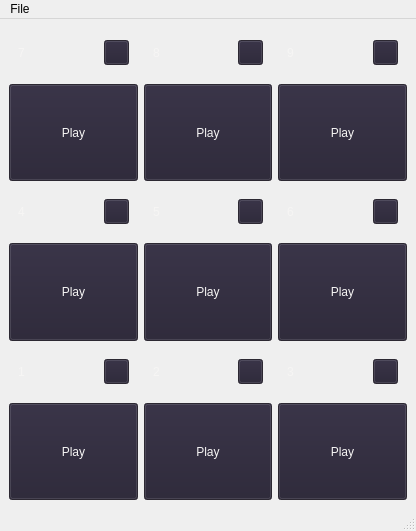
Technohamster-py/dm-assistant, file mainwindow.ui: the form before one commit.
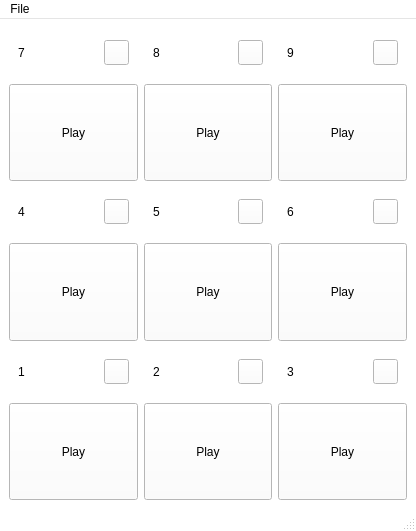
The form after the commit. Icons and pictures are not drawn.

Commit message: Назначена светлая палитра по-умолчанию

Diff of the .ui file:
```diff
--- a/mainwindow.ui
+++ b/mainwindow.ui
@@ -10,6 +10,448 @@
     <height>531</height>
    </rect>
   </property>
+  <property name="palette">
+   <palette>
+    <active>
+     <colorrole role="WindowText">
+      <brush brushstyle="SolidPattern">
+       <color alpha="255">
+        <red>0</red>
+        <green>0</green>
+        <blue>0</blue>
+       </color>
+      </brush>
+     </colorrole>
+     <colorrole role="Button">
+      <brush brushstyle="SolidPattern">
+       <color alpha="255">
+        <red>255</red>
+        <green>255</green>
+        <blue>255</blue>
+       </color>
+      </brush>
+     </colorrole>
+     <colorrole role="Light">
+      <brush brushstyle="SolidPattern">
+       <color alpha="255">
+        <red>255</red>
+        <green>255</green>
+        <blue>255</blue>
+       </color>
+      </brush>
+     </colorrole>
+     <colorrole role="Midlight">
+      <brush brushstyle="SolidPattern">
+       <color alpha="255">
+        <red>255</red>
+        <green>255</green>
+        <blue>255</blue>
+       </color>
+      </brush>
+     </colorrole>
+     <colorrole role="Dark">
+      <brush brushstyle="SolidPattern">
+       <color alpha="255">
+        <red>127</red>
+        <green>127</green>
+        <blue>127</blue>
+       </color>
+      </brush>
+     </colorrole>
+     <colorrole role="Mid">
+      <brush brushstyle="SolidPattern">
+       <color alpha="255">
+        <red>170</red>
+        <green>170</green>
+        <blue>170</blue>
+       </color>
+      </brush>
+     </colorrole>
+     <colorrole role="Text">
+      <brush brushstyle="SolidPattern">
+       <color alpha="255">
+        <red>0</red>
+        <green>0</green>
+        <blue>0</blue>
+       </color>
+      </brush>
+     </colorrole>
+     <colorrole role="BrightText">
+      <brush brushstyle="SolidPattern">
+       <color alpha="255">
+        <red>255</red>
+        <green>255</green>
+        <blue>255</blue>
+       </color>
+      </brush>
+     </colorrole>
+     <colorrole role="ButtonText">
+      <brush brushstyle="SolidPattern">
+       <color alpha="255">
+        <red>0</red>
+        <green>0</green>
+        <blue>0</blue>
+       </color>
+      </brush>
+     </colorrole>
+     <colorrole role="Base">
+      <brush brushstyle="SolidPattern">
+       <color alpha="255">
+        <red>255</red>
+        <green>255</green>
+        <blue>255</blue>
+       </color>
+      </brush>
+     </colorrole>
+     <colorrole role="Window">
+      <brush brushstyle="SolidPattern">
+       <color alpha="255">
+        <red>255</red>
+        <green>255</green>
+        <blue>255</blue>
+       </color>
+      </brush>
+     </colorrole>
+     <colorrole role="Shadow">
+      <brush brushstyle="SolidPattern">
+       <color alpha="255">
+        <red>0</red>
+        <green>0</green>
+        <blue>0</blue>
+       </color>
+      </brush>
+     </colorrole>
+     <colorrole role="AlternateBase">
+      <brush brushstyle="SolidPattern">
+       <color alpha="255">
+        <red>255</red>
+        <green>255</green>
+        <blue>255</blue>
+       </color>
+      </brush>
+     </colorrole>
+     <colorrole role="ToolTipBase">
+      <brush brushstyle="SolidPattern">
+       <color alpha="255">
+        <red>255</red>
+        <green>255</green>
+        <blue>220</blue>
+       </color>
+      </brush>
+     </colorrole>
+     <colorrole role="ToolTipText">
+      <brush brushstyle="SolidPattern">
+       <color alpha="255">
+        <red>0</red>
+        <green>0</green>
+        <blue>0</blue>
+       </color>
+      </brush>
+     </colorrole>
+     <colorrole role="PlaceholderText">
+      <brush brushstyle="SolidPattern">
+       <color alpha="128">
+        <red>0</red>
+        <green>0</green>
+        <blue>0</blue>
+       </color>
+      </brush>
+     </colorrole>
+    </active>
+    <inactive>
+     <colorrole role="WindowText">
+      <brush brushstyle="SolidPattern">
+       <color alpha="255">
+        <red>0</red>
+        <green>0</green>
+        <blue>0</blue>
+       </color>
+      </brush>
+     </colorrole>
+     <colorrole role="Button">
+      <brush brushstyle="SolidPattern">
+       <color alpha="255">
+        <red>255</red>
+        <green>255</green>
+        <blue>255</blue>
+       </color>
+      </brush>
+     </colorrole>
+     <colorrole role="Light">
+      <brush brushstyle="SolidPattern">
+       <color alpha="255">
+        <red>255</red>
+        <green>255</green>
+        <blue>255</blue>
+       </color>
+      </brush>
+     </colorrole>
+     <colorrole role="Midlight">
+      <brush brushstyle="SolidPattern">
+       <color alpha="255">
+        <red>255</red>
+        <green>255</green>
+        <blue>255</blue>
+       </color>
+      </brush>
+     </colorrole>
+     <colorrole role="Dark">
+      <brush brushstyle="SolidPattern">
+       <color alpha="255">
+        <red>127</red>
+        <green>127</green>
+        <blue>127</blue>
+       </color>
+      </brush>
+     </colorrole>
+     <colorrole role="Mid">
+      <brush brushstyle="SolidPattern">
+       <color alpha="255">
+        <red>170</red>
+        <green>170</green>
+        <blue>170</blue>
+       </color>
+      </brush>
+     </colorrole>
+     <colorrole role="Text">
+      <brush brushstyle="SolidPattern">
+       <color alpha="255">
+        <red>0</red>
+        <green>0</green>
+        <blue>0</blue>
+       </color>
+      </brush>
+     </colorrole>
+     <colorrole role="BrightText">
+      <brush brushstyle="SolidPattern">
+       <color alpha="255">
+        <red>255</red>
+        <green>255</green>
+        <blue>255</blue>
+       </color>
+      </brush>
+     </colorrole>
+     <colorrole role="ButtonText">
+      <brush brushstyle="SolidPattern">
+       <color alpha="255">
+        <red>0</red>
+        <green>0</green>
+        <blue>0</blue>
+       </color>
+      </brush>
+     </colorrole>
+     <colorrole role="Base">
+      <brush brushstyle="SolidPattern">
+       <color alpha="255">
+        <red>255</red>
+        <green>255</green>
+        <blue>255</blue>
+       </color>
+      </brush>
+     </colorrole>
+     <colorrole role="Window">
+      <brush brushstyle="SolidPattern">
+       <color alpha="255">
+        <red>255</red>
+        <green>255</green>
+        <blue>255</blue>
+       </color>
+      </brush>
+     </colorrole>
+     <colorrole role="Shadow">
+      <brush brushstyle="SolidPattern">
+       <color alpha="255">
+        <red>0</red>
+        <green>0</green>
+        <blue>0</blue>
+       </color>
+      </brush>
+     </colorrole>
+     <colorrole role="AlternateBase">
+      <brush brushstyle="SolidPattern">
+       <color alpha="255">
+        <red>255</red>
+        <green>255</green>
+        <blue>255</blue>
+       </color>
+      </brush>
+     </colorrole>
+     <colorrole role="ToolTipBase">
+      <brush brushstyle="SolidPattern">
+       <color alpha="255">
+        <red>255</red>
+        <green>255</green>
+        <blue>220</blue>
+       </color>
+      </brush>
+     </colorrole>
+     <colorrole role="ToolTipText">
+      <brush brushstyle="SolidPattern">
+       <color alpha="255">
+        <red>0</red>
+        <green>0</green>
+        <blue>0</blue>
+       </color>
+      </brush>
+     </colorrole>
+     <colorrole role="PlaceholderText">
+      <brush brushstyle="SolidPattern">
+       <color alpha="128">
+        <red>0</red>
+        <green>0</green>
+        <blue>0</blue>
+       </color>
+      </brush>
+     </colorrole>
+    </inactive>
+    <disabled>
+     <colorrole role="WindowText">
+      <brush brushstyle="SolidPattern">
+       <color alpha="255">
+        <red>127</red>
+        <green>127</green>
+        <blue>127</blue>
+       </color>
+      </brush>
+     </colorrole>
+     <colorrole role="Button">
+      <brush brushstyle="SolidPattern">
+       <color alpha="255">
+        <red>255</red>
+        <green>255</green>
+        <blue>255</blue>
+       </color>
+      </brush>
+     </colorrole>
+     <colorrole role="Light">
+      <brush brushstyle="SolidPattern">
+       <color alpha="255">
+        <red>255</red>
+        <green>255</green>
+        <blue>255</blue>
+       </color>
+      </brush>
+     </colorrole>
+     <colorrole role="Midlight">
+      <brush brushstyle="SolidPattern">
+       <color alpha="255">
+        <red>255</red>
+        <green>255</green>
+        <blue>255</blue>
+       </color>
+      </brush>
+     </colorrole>
+     <colorrole role="Dark">
+      <brush brushstyle="SolidPattern">
+       <color alpha="255">
+        <red>127</red>
+        <green>127</green>
+        <blue>127</blue>
+       </color>
+      </brush>
+     </colorrole>
+     <colorrole role="Mid">
+      <brush brushstyle="SolidPattern">
+       <color alpha="255">
+        <red>170</red>
+        <green>170</green>
+        <blue>170</blue>
+       </color>
+      </brush>
+     </colorrole>
+     <colorrole role="Text">
+      <brush brushstyle="SolidPattern">
+       <color alpha="255">
+        <red>127</red>
+        <green>127</green>
+        <blue>127</blue>
+       </color>
+      </brush>
+     </colorrole>
+     <colorrole role="BrightText">
+      <brush brushstyle="SolidPattern">
+       <color alpha="255">
+        <red>255</red>
+        <green>255</green>
+        <blue>255</blue>
+       </color>
+      </brush>
+     </colorrole>
+     <colorrole role="ButtonText">
+      <brush brushstyle="SolidPattern">
+       <color alpha="255">
+        <red>127</red>
+        <green>127</green>
+        <blue>127</blue>
+       </color>
+      </brush>
+     </colorrole>
+     <colorrole role="Base">
+      <brush brushstyle="SolidPattern">
+       <color alpha="255">
+        <red>255</red>
+        <green>255</green>
+        <blue>255</blue>
+       </color>
+      </brush>
+     </colorrole>
+     <colorrole role="Window">
+      <brush brushstyle="SolidPattern">
+       <color alpha="255">
+        <red>255</red>
+        <green>255</green>
+        <blue>255</blue>
+       </color>
+      </brush>
+     </colorrole>
+     <colorrole role="Shadow">
+      <brush brushstyle="SolidPattern">
+       <color alpha="255">
+        <red>0</red>
+        <green>0</green>
+        <blue>0</blue>
+       </color>
+      </brush>
+     </colorrole>
+     <colorrole role="AlternateBase">
+      <brush brushstyle="SolidPattern">
+       <color alpha="255">
+        <red>255</red>
+        <green>255</green>
+        <blue>255</blue>
+       </color>
+      </brush>
+     </colorrole>
+     <colorrole role="ToolTipBase">
+      <brush brushstyle="SolidPattern">
+       <color alpha="255">
+        <red>255</red>
+        <green>255</green>
+        <blue>220</blue>
+       </color>
+      </brush>
+     </colorrole>
+     <colorrole role="ToolTipText">
+      <brush brushstyle="SolidPattern">
+       <color alpha="255">
+        <red>0</red>
+        <green>0</green>
+        <blue>0</blue>
+       </color>
+      </brush>
+     </colorrole>
+     <colorrole role="PlaceholderText">
+      <brush brushstyle="SolidPattern">
+       <color alpha="128">
+        <red>0</red>
+        <green>0</green>
+        <blue>0</blue>
+       </color>
+      </brush>
+     </colorrole>
+    </disabled>
+   </palette>
+  </property>
   <property name="windowTitle">
    <string>MainWindow</string>
   </property>
@@ -20,63 +462,63 @@
       <colorrole role="WindowText">
        <brush brushstyle="SolidPattern">
         <color alpha="255">
-         <red>246</red>
-         <green>245</green>
-         <blue>244</blue>
+         <red>0</red>
+         <green>0</green>
+         <blue>0</blue>
         </color>
        </brush>
       </colorrole>
       <colorrole role="Button">
        <brush brushstyle="SolidPattern">
         <color alpha="255">
-         <red>36</red>
-         <green>31</green>
-         <blue>49</blue>
+         <red>255</red>
+         <green>255</green>
+         <blue>255</blue>
         </color>
        </brush>
       </colorrole>
       <colorrole role="Light">
        <brush brushstyle="SolidPattern">
         <color alpha="255">
-         <red>119</red>
-         <green>118</green>
-         <blue>123</blue>
+         <red>255</red>
+         <green>255</green>
+         <blue>255</blue>
         </color>
        </brush>
       </colorrole>
       <colorrole role="Midlight">
        <brush brushstyle="SolidPattern">
         <color alpha="255">
-         <red>192</red>
-         <green>191</green>
-         <blue>188</blue>
+         <red>255</red>
+         <green>255</green>
+         <blue>255</blue>
         </color>
        </brush>
       </colorrole>
       <colorrole role="Dark">
        <brush brushstyle="SolidPattern">
         <color alpha="255">
-         <red>0</red>
-         <green>0</green>
-         <blue>0</blue>
+         <red>127</red>
+         <green>127</green>
+         <blue>127</blue>
         </color>
        </brush>
       </colorrole>
       <colorrole role="Mid">
        <brush brushstyle="SolidPattern">
         <color alpha="255">
-         <red>94</red>
-         <green>92</green>
-         <blue>100</blue>
+         <red>170</red>
+         <green>170</green>
+         <blue>170</blue>
         </color>
        </brush>
       </colorrole>
       <colorrole role="Text">
        <brush brushstyle="SolidPattern">
         <color alpha="255">
-         <red>246</red>
-         <green>245</green>
-         <blue>244</blue>
+         <red>0</red>
+         <green>0</green>
+         <blue>0</blue>
         </color>
        </brush>
       </colorrole>
@@ -92,81 +534,72 @@
       <colorrole role="ButtonText">
        <brush brushstyle="SolidPattern">
         <color alpha="255">
-         <red>246</red>
-         <green>245</green>
-         <blue>244</blue>
+         <red>0</red>
+         <green>0</green>
+         <blue>0</blue>
         </color>
        </brush>
       </colorrole>
       <colorrole role="Base">
        <brush brushstyle="SolidPattern">
         <color alpha="255">
-         <red>36</red>
-         <green>31</green>
-         <blue>49</blue>
+         <red>255</red>
+         <green>255</green>
+         <blue>255</blue>
         </color>
        </brush>
       </colorrole>
       <colorrole role="Window">
        <brush brushstyle="SolidPattern">
         <color alpha="255">
-         <red>61</red>
-         <green>56</green>
-         <blue>70</blue>
+         <red>255</red>
+         <green>255</green>
+         <blue>255</blue>
         </color>
        </brush>
       </colorrole>
-      <colorrole role="Highlight">
+      <colorrole role="Shadow">
        <brush brushstyle="SolidPattern">
         <color alpha="255">
-         <red>28</red>
-         <green>113</green>
-         <blue>216</blue>
-        </color>
-       </brush>
-      </colorrole>
-      <colorrole role="HighlightedText">
-       <brush brushstyle="SolidPattern">
-        <color alpha="255">
-         <red>36</red>
-         <green>31</green>
-         <blue>49</blue>
-        </color>
-       </brush>
-      </colorrole>
-      <colorrole role="Link">
-       <brush brushstyle="SolidPattern">
-        <color alpha="255">
-         <red>181</red>
-         <green>131</green>
-         <blue>90</blue>
+         <red>0</red>
+         <green>0</green>
+         <blue>0</blue>
         </color>
        </brush>
       </colorrole>
       <colorrole role="AlternateBase">
        <brush brushstyle="SolidPattern">
         <color alpha="255">
-         <red>94</red>
-         <green>92</green>
-         <blue>100</blue>
+         <red>255</red>
+         <green>255</green>
+         <blue>255</blue>
         </color>
        </brush>
       </colorrole>
       <colorrole role="ToolTipBase">
        <brush brushstyle="SolidPattern">
         <color alpha="255">
-         <red>94</red>
-         <green>92</green>
-         <blue>100</blue>
+         <red>255</red>
+         <green>255</green>
+         <blue>220</blue>
+        </color>
+       </brush>
+      </colorrole>
+      <colorrole role="ToolTipText">
+       <brush brushstyle="SolidPattern">
+        <color alpha="255">
+         <red>0</red>
+         <green>0</green>
+         <blue>0</blue>
         </color>
        </brush>
       </colorrole>
       <colorrole role="PlaceholderText">
        <brush brushstyle="SolidPattern">
-        <color alpha="255">
-         <red>220</red>
-         <green>138</green>
-         <blue>221</blue>
+        <color alpha="128">
+         <red>0</red>
+         <green>0</green>
+         <blue>0</blue>
         </color>
        </brush>
       </colorrole>
@@ -175,63 +608,63 @@
       <colorrole role="WindowText">
        <brush brushstyle="SolidPattern">
         <color alpha="255">
-         <red>246</red>
-         <green>245</green>
-         <blue>244</blue>
+         <red>0</red>
+         <green>0</green>
+         <blue>0</blue>
         </color>
        </brush>
       </colorrole>
       <colorrole role="Button">
        <brush brushstyle="SolidPattern">
         <color alpha="255">
-         <red>36</red>
-         <green>31</green>
-         <blue>49</blue>
+         <red>255</red>
+         <green>255</green>
+         <blue>255</blue>
         </color>
        </brush>
       </colorrole>
       <colorrole role="Light">
        <brush brushstyle="SolidPattern">
         <color alpha="255">
-         <red>119</red>
-         <green>118</green>
-         <blue>123</blue>
+         <red>255</red>
+         <green>255</green>
+         <blue>255</blue>
         </color>
        </brush>
       </colorrole>
       <colorrole role="Midlight">
        <brush brushstyle="SolidPattern">
         <color alpha="255">
-         <red>192</red>
-         <green>191</green>
-         <blue>188</blue>
+         <red>255</red>
+         <green>255</green>
+         <blue>255</blue>
         </color>
        </brush>
       </colorrole>
       <colorrole role="Dark">
        <brush brushstyle="SolidPattern">
         <color alpha="255">
-         <red>0</red>
-         <green>0</green>
-         <blue>0</blue>
+         <red>127</red>
+         <green>127</green>
+         <blue>127</blue>
         </color>
        </brush>
       </colorrole>
       <colorrole role="Mid">
        <brush brushstyle="SolidPattern">
         <color alpha="255">
-         <red>94</red>
-         <green>92</green>
-         <blue>100</blue>
+         <red>170</red>
+         <green>170</green>
+         <blue>170</blue>
         </color>
        </brush>
       </colorrole>
       <colorrole role="Text">
        <brush brushstyle="SolidPattern">
         <color alpha="255">
-         <red>246</red>
-         <green>245</green>
-         <blue>244</blue>
+         <red>0</red>
+         <green>0</green>
+         <blue>0</blue>
         </color>
        </brush>
       </colorrole>
@@ -247,81 +680,72 @@
       <colorrole role="ButtonText">
        <brush brushstyle="SolidPattern">
         <color alpha="255">
-         <red>246</red>
-         <green>245</green>
-         <blue>244</blue>
+         <red>0</red>
+         <green>0</green>
+         <blue>0</blue>
         </color>
        </brush>
       </colorrole>
       <colorrole role="Base">
        <brush brushstyle="SolidPattern">
         <color alpha="255">
-         <red>36</red>
-         <green>31</green>
-         <blue>49</blue>
+         <red>255</red>
+         <green>255</green>
+         <blue>255</blue>
         </color>
        </brush>
       </colorrole>
       <colorrole role="Window">
        <brush brushstyle="SolidPattern">
         <color alpha="255">
-         <red>61</red>
-         <green>56</green>
-         <blue>70</blue>
+         <red>255</red>
+         <green>255</green>
+         <blue>255</blue>
         </color>
        </brush>
       </colorrole>
-      <colorrole role="Highlight">
+      <colorrole role="Shadow">
        <brush brushstyle="SolidPattern">
         <color alpha="255">
-         <red>28</red>
-         <green>113</green>
-         <blue>216</blue>
-        </color>
-       </brush>
-      </colorrole>
-      <colorrole role="HighlightedText">
-       <brush brushstyle="SolidPattern">
-        <color alpha="255">
-         <red>36</red>
-         <green>31</green>
-         <blue>49</blue>
-        </color>
-       </brush>
-      </colorrole>
-      <colorrole role="Link">
-       <brush brushstyle="SolidPattern">
-        <color alpha="255">
-         <red>181</red>
-         <green>131</green>
-         <blue>90</blue>
+         <red>0</red>
+         <green>0</green>
+         <blue>0</blue>
         </color>
        </brush>
       </colorrole>
       <colorrole role="AlternateBase">
        <brush brushstyle="SolidPattern">
         <color alpha="255">
-         <red>94</red>
-         <green>92</green>
-         <blue>100</blue>
+         <red>255</red>
+         <green>255</green>
+         <blue>255</blue>
         </color>
        </brush>
       </colorrole>
       <colorrole role="ToolTipBase">
        <brush brushstyle="SolidPattern">
         <color alpha="255">
-         <red>94</red>
-         <green>92</green>
-         <blue>100</blue>
+         <red>255</red>
+         <green>255</green>
+         <blue>220</blue>
+        </color>
+       </brush>
+      </colorrole>
+      <colorrole role="ToolTipText">
+       <brush brushstyle="SolidPattern">
+        <color alpha="255">
+         <red>0</red>
+         <green>0</green>
+         <blue>0</blue>
         </color>
        </brush>
       </colorrole>
       <colorrole role="PlaceholderText">
        <brush brushstyle="SolidPattern">
-        <color alpha="255">
-         <red>220</red>
-         <green>138</green>
-         <blue>221</blue>
+        <color alpha="128">
+         <red>0</red>
+         <green>0</green>
+         <blue>0</blue>
         </color>
        </brush>
       </colorrole>
@@ -330,63 +754,63 @@
       <colorrole role="WindowText">
        <brush brushstyle="SolidPattern">
         <color alpha="255">
-         <red>0</red>
-         <green>0</green>
-         <blue>0</blue>
+         <red>127</red>
+         <green>127</green>
+         <blue>127</blue>
         </color>
        </brush>
       </colorrole>
       <colorrole role="Button">
        <brush brushstyle="SolidPattern">
         <color alpha="255">
-         <red>36</red>
-         <green>31</green>
-         <blue>49</blue>
+         <red>255</red>
+         <green>255</green>
+         <blue>255</blue>
         </color>
        </brush>
       </colorrole>
       <colorrole role="Light">
        <brush brushstyle="SolidPattern">
         <color alpha="255">
-         <red>119</red>
-         <green>118</green>
-         <blue>123</blue>
+         <red>255</red>
+         <green>255</green>
+         <blue>255</blue>
         </color>
        </brush>
       </colorrole>
       <colorrole role="Midlight">
        <brush brushstyle="SolidPattern">
         <color alpha="255">
-         <red>192</red>
-         <green>191</green>
-         <blue>188</blue>
+         <red>255</red>
+         <green>255</green>
+         <blue>255</blue>
         </color>
        </brush>
       </colorrole>
       <colorrole role="Dark">
        <brush brushstyle="SolidPattern">
         <color alpha="255">
-         <red>0</red>
-         <green>0</green>
-         <blue>0</blue>
+         <red>127</red>
+         <green>127</green>
+         <blue>127</blue>
         </color>
        </brush>
       </colorrole>
       <colorrole role="Mid">
        <brush brushstyle="SolidPattern">
         <color alpha="255">
-         <red>94</red>
-         <green>92</green>
-         <blue>100</blue>
+         <red>170</red>
+         <green>170</green>
+         <blue>170</blue>
         </color>
        </brush>
       </colorrole>
       <colorrole role="Text">
        <brush brushstyle="SolidPattern">
         <color alpha="255">
-         <red>0</red>
-         <green>0</green>
-         <blue>0</blue>
+         <red>127</red>
+         <green>127</green>
+         <blue>127</blue>
         </color>
        </brush>
       </colorrole>
@@ -402,81 +826,72 @@
       <colorrole role="ButtonText">
        <brush brushstyle="SolidPattern">
         <color alpha="255">
-         <red>0</red>
-         <green>0</green>
-         <blue>0</blue>
+         <red>127</red>
+         <green>127</green>
+         <blue>127</blue>
         </color>
        </brush>
       </colorrole>
       <colorrole role="Base">
        <brush brushstyle="SolidPattern">
         <color alpha="255">
-         <red>61</red>
-         <green>56</green>
-         <blue>70</blue>
+         <red>255</red>
+         <green>255</green>
+         <blue>255</blue>
         </color>
        </brush>
       </colorrole>
       <colorrole role="Window">
        <brush brushstyle="SolidPattern">
         <color alpha="255">
-         <red>61</red>
-         <green>56</green>
-         <blue>70</blue>
+         <red>255</red>
+         <green>255</green>
+         <blue>255</blue>
         </color>
        </brush>
       </colorrole>
-      <colorrole role="Highlight">
+      <colorrole role="Shadow">
        <brush brushstyle="SolidPattern">
         <color alpha="255">
-         <red>145</red>
-         <green>145</green>
-         <blue>145</blue>
-        </color>
-       </brush>
-      </colorrole>
-      <colorrole role="HighlightedText">
-       <brush brushstyle="SolidPattern">
-        <color alpha="255">
-         <red>36</red>
-         <green>31</green>
-         <blue>49</blue>
-        </color>
-       </brush>
-      </colorrole>
-      <colorrole role="Link">
-       <brush brushstyle="SolidPattern">
-        <color alpha="255">
-         <red>181</red>
-         <green>131</green>
-         <blue>90</blue>
+         <red>0</red>
+         <green>0</green>
+         <blue>0</blue>
         </color>
        </brush>
       </colorrole>
       <colorrole role="AlternateBase">
        <brush brushstyle="SolidPattern">
         <color alpha="255">
-         <red>94</red>
-         <green>92</green>
-         <blue>100</blue>
+         <red>255</red>
+         <green>255</green>
+         <blue>255</blue>
         </color>
        </brush>
       </colorrole>
       <colorrole role="ToolTipBase">
        <brush brushstyle="SolidPattern">
         <color alpha="255">
-         <red>94</red>
-         <green>92</green>
-         <blue>100</blue>
+         <red>255</red>
+         <green>255</green>
+         <blue>220</blue>
+        </color>
+       </brush>
+      </colorrole>
+      <colorrole role="ToolTipText">
+       <brush brushstyle="SolidPattern">
+        <color alpha="255">
+         <red>0</red>
+         <green>0</green>
+         <blue>0</blue>
         </color>
        </brush>
       </colorrole>
       <colorrole role="PlaceholderText">
        <brush brushstyle="SolidPattern">
-        <color alpha="255">
-         <red>220</red>
-         <green>138</green>
-         <blue>221</blue>
+        <color alpha="128">
+         <red>0</red>
+         <green>0</green>
+         <blue>0</blue>
         </color>
        </brush>
       </colorrole>
```
Left out of the diff: 2 changed lines with no effect on the pictures.
